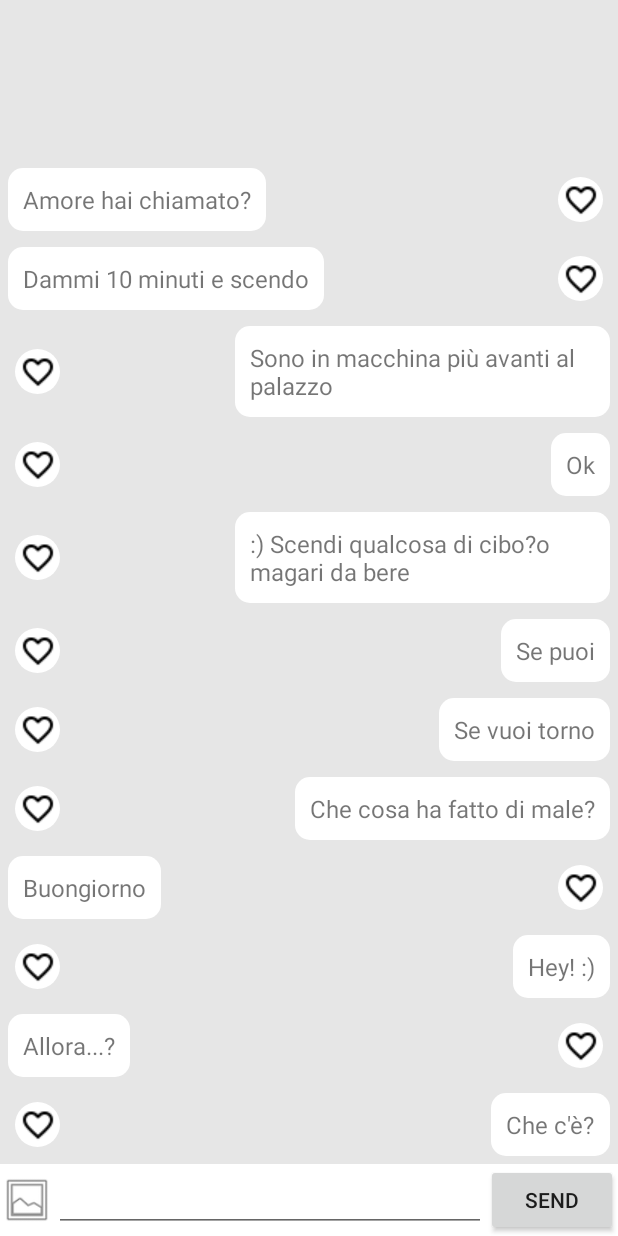
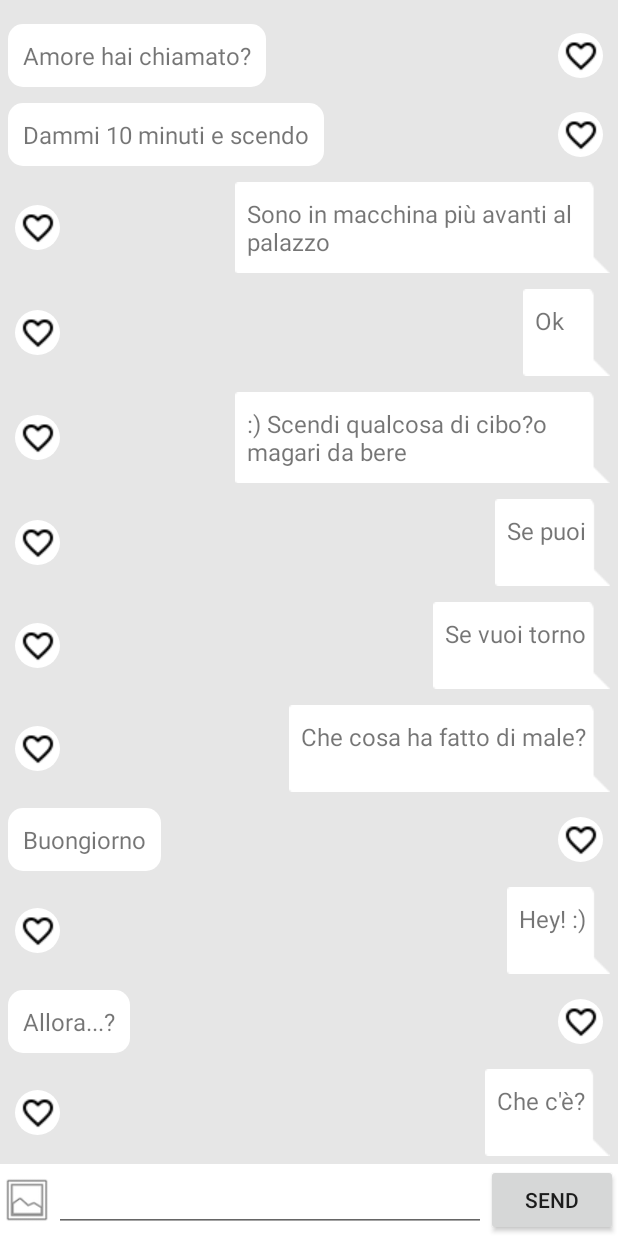
Before and after one commit to Codernauti/Sweetie, an Android app: the ChatFragment screen opened directly, with no data from a screen before it, on a phone screen of 412 x 824 dp. Run offline under Robolectric (Android 15) with nearby library versions, the phone set to English and light mode, and no system bars.

Commit message:
Added temporary message box.

```diff
--- a/app/src/main/res/layout/chat_partner_list_item.xml
+++ b/app/src/main/res/layout/chat_partner_list_item.xml
@@ -26,15 +26,14 @@
         android:id="@+id/chat_partner_item_text_view"
         android:layout_width="wrap_content"
         android:layout_height="wrap_content"
-
         android:layout_alignParentStart="true"
         android:layout_marginStart="5dp"
         android:layout_marginTop="5dp"
         android:layout_marginEnd="5dp"
         android:layout_marginBottom="5dp"
-
         android:layout_centerInParent="true"
         android:layout_gravity="center_vertical"
+
         android:maxWidth="250dp"
         android:textSize="16sp"
         android:background="@drawable/shape_rounded_rectangle"
--- a/app/src/main/res/layout/chat_user_list_item.xml
+++ b/app/src/main/res/layout/chat_user_list_item.xml
@@ -55,10 +55,24 @@
         android:background="@drawable/shape_circle"
         />
 
+    <!--<TextClock
+        android:id="@+id/chat_item_clock_view"
+        android:layout_width="wrap_content"
+        android:layout_height="wrap_content"
+        android:layout_alignParentEnd="true"
+        android:layout_marginStart="5dp"
+        android:layout_marginTop="5dp"
+        android:layout_marginEnd="21dp"
+        android:layout_marginBottom="5dp"
+
+        android:textSize="11sp"
+        />-->
+
     <TextView
         android:id="@+id/chat_item_text_view"
         android:layout_width="wrap_content"
         android:layout_height="wrap_content"
+        android:layout_below="@+id/chat_item_clock_view"
         android:layout_alignParentEnd="true"
         android:layout_marginStart="5dp"
         android:layout_marginTop="5dp"
@@ -66,9 +80,11 @@
         android:layout_marginBottom="5dp"
         android:layout_centerInParent="true"
         android:layout_gravity="center_vertical"
+        android:paddingStart="8dp"
+        android:paddingEnd="16dp"
         android:maxWidth="250dp"
         android:textSize="16sp"
-        android:background="@drawable/shape_rounded_rectangle"
+        android:background="@drawable/message_box"
         android:padding="10dp"
         android:text="@string/lorem_ipsum"/>
 
```
Also changed, not shown: app/src/main/res/drawable/message_box.9.png (added). Lines whose indentation alone changed are shown as unchanged.
